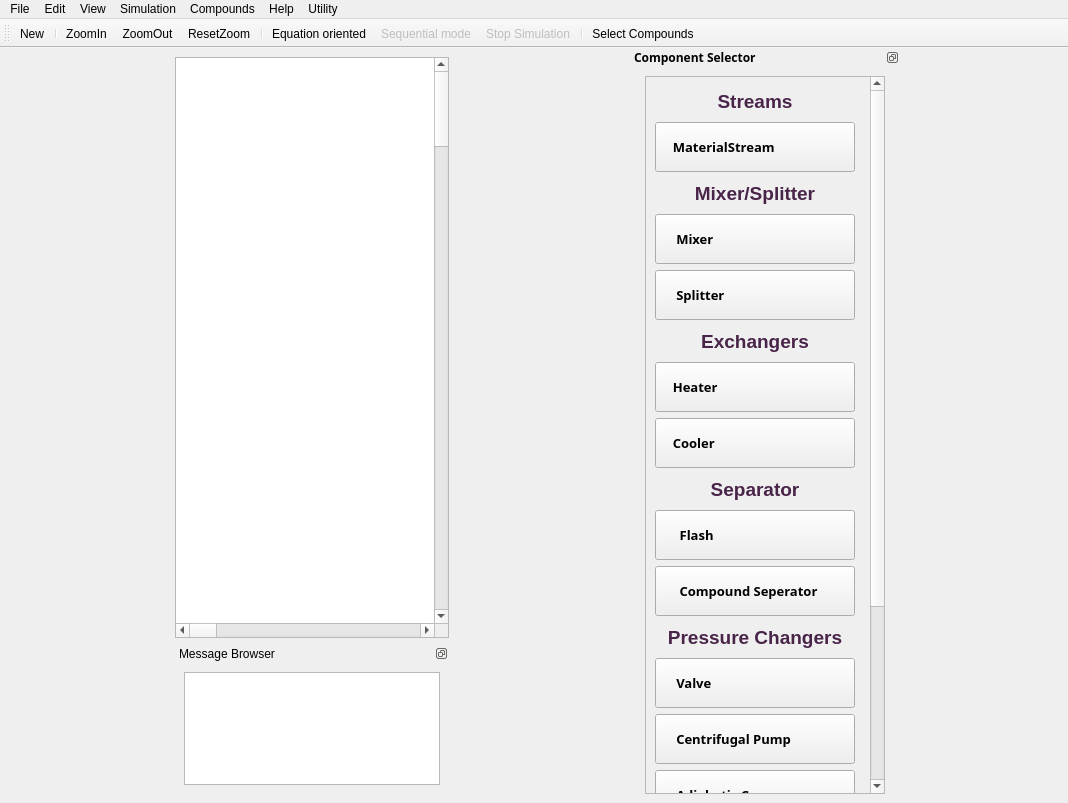
Before: the Qt Designer form src/main/ui/utils/main.ui in shubham148-st/Chemical-Simulator-GUI, drawn with Qt 5.
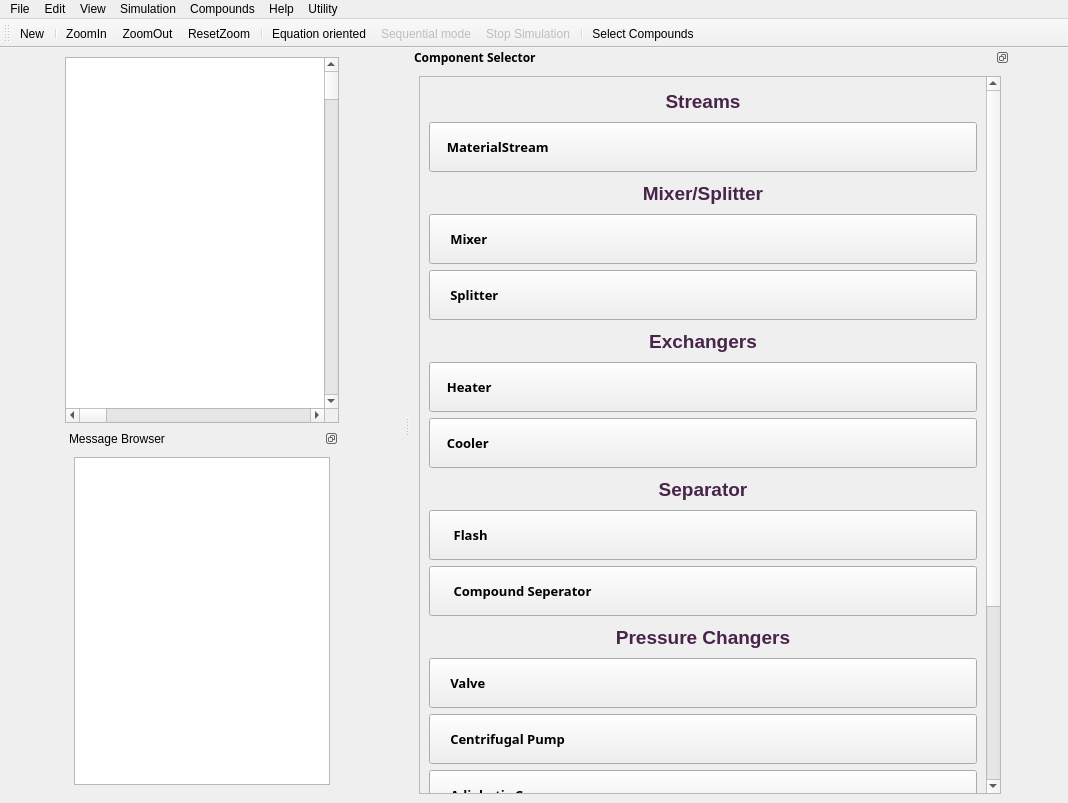
After: the same form once the commit is applied. Icons and pictures are not drawn.

What changed in the file:
```diff
--- a/src/main/ui/utils/main.ui
+++ b/src/main/ui/utils/main.ui
@@ -122,7 +122,7 @@
       <property name="maximumSize">
        <size>
         <width>524287</width>
-        <height>150</height>
+        <height>524287</height>
        </size>
       </property>
       <property name="features">
@@ -223,20 +223,20 @@
     <bool>true</bool>
    </property>
    <property name="sizePolicy">
-    <sizepolicy hsizetype="Fixed" vsizetype="Preferred">
+    <sizepolicy hsizetype="Preferred" vsizetype="Preferred">
      <horstretch>0</horstretch>
      <verstretch>0</verstretch>
     </sizepolicy>
    </property>
    <property name="minimumSize">
     <size>
-     <width>270</width>
-     <height>548</height>
+     <width>200</width>
+     <height>300</height>
     </size>
    </property>
    <property name="maximumSize">
     <size>
-     <width>270</width>
+     <width>600</width>
      <height>524287</height>
     </size>
    </property>
@@ -270,7 +270,7 @@
      <item>
       <widget class="QScrollArea" name="scrollArea">
        <property name="sizePolicy">
-        <sizepolicy hsizetype="Preferred" vsizetype="Preferred">
+        <sizepolicy hsizetype="Expanding" vsizetype="Expanding">
          <horstretch>0</horstretch>
          <verstretch>0</verstretch>
         </sizepolicy>
@@ -278,13 +278,13 @@
        <property name="minimumSize">
         <size>
          <width>100</width>
-         <height>430</height>
+         <height>200</height>
         </size>
        </property>
        <property name="maximumSize">
         <size>
-         <width>240</width>
-         <height>1000</height>
+         <width>16777215</width>
+         <height>16777215</height>
         </size>
        </property>
        <property name="verticalScrollBarPolicy">
@@ -319,7 +319,7 @@
            </property>
            <property name="maximumSize">
             <size>
-             <width>200</width>
+             <width>16777215</width>
              <height>16777215</height>
             </size>
            </property>
@@ -348,7 +348,7 @@
          <item>
           <widget class="QPushButton" name="pushButton">
            <property name="sizePolicy">
-            <sizepolicy hsizetype="Fixed" vsizetype="Preferred">
+            <sizepolicy hsizetype="Preferred" vsizetype="Preferred">
              <horstretch>0</horstretch>
              <verstretch>0</verstretch>
             </sizepolicy>
@@ -361,7 +361,7 @@
            </property>
            <property name="maximumSize">
             <size>
-             <width>200</width>
+             <width>16777215</width>
              <height>50</height>
             </size>
            </property>
@@ -411,7 +411,7 @@
            </property>
            <property name="maximumSize">
             <size>
-             <width>200</width>
+             <width>16777215</width>
              <height>16777215</height>
             </size>
            </property>
@@ -855,7 +855,7 @@
          <item>
           <widget class="QPushButton" name="pushButton_7">
            <property name="sizePolicy">
-            <sizepolicy hsizetype="Fixed" vsizetype="Preferred">
+            <sizepolicy hsizetype="Preferred" vsizetype="Preferred">
              <horstretch>0</horstretch>
              <verstretch>0</verstretch>
             </sizepolicy>
@@ -868,7 +868,7 @@
            </property>
            <property name="maximumSize">
             <size>
-             <width>200</width>
+             <width>16777215</width>
              <height>50</height>
             </size>
            </property>
@@ -914,7 +914,7 @@
            </property>
            <property name="maximumSize">
             <size>
-             <width>200</width>
+             <width>16777215</width>
              <height>50</height>
             </size>
            </property>
@@ -960,7 +960,7 @@
            </property>
            <property name="maximumSize">
             <size>
-             <width>200</width>
+             <width>16777215</width>
              <height>16777215</height>
             </size>
            </property>
@@ -1417,7 +1417,7 @@
            </property>
            <property name="maximumSize">
             <size>
-             <width>200</width>
+             <width>16777215</width>
              <height>50</height>
             </size>
            </property>
@@ -1472,7 +1472,7 @@
            </property>
            <property name="maximumSize">
             <size>
-             <width>200</width>
+             <width>16777215</width>
              <height>50</height>
             </size>
            </property>
@@ -1521,7 +1521,7 @@
            </property>
            <property name="maximumSize">
             <size>
-             <width>200</width>
+             <width>16777215</width>
              <height>16777215</height>
             </size>
            </property>
@@ -1563,7 +1563,7 @@
            </property>
            <property name="maximumSize">
             <size>
-             <width>200</width>
+             <width>16777215</width>
              <height>50</height>
             </size>
            </property>
@@ -1609,7 +1609,7 @@
            </property>
            <property name="maximumSize">
             <size>
-             <width>200</width>
+             <width>16777215</width>
              <height>50</height>
             </size>
            </property>
@@ -1655,7 +1655,7 @@
            </property>
            <property name="maximumSize">
             <size>
-             <width>200</width>
+             <width>16777215</width>
              <height>16777215</height>
             </size>
            </property>
@@ -1694,7 +1694,7 @@
            </property>
            <property name="maximumSize">
             <size>
-             <width>200</width>
+             <width>16777215</width>
              <height>50</height>
             </size>
            </property>
@@ -1740,7 +1740,7 @@
            </property>
            <property name="maximumSize">
             <size>
-             <width>200</width>
+             <width>16777215</width>
              <height>50</height>
             </size>
            </property>
@@ -1786,7 +1786,7 @@
            </property>
            <property name="maximumSize">
             <size>
-             <width>200</width>
+             <width>16777215</width>
              <height>50</height>
             </size>
            </property>
```
Left out of the diff: 10 changed lines with no effect on the pictures.
